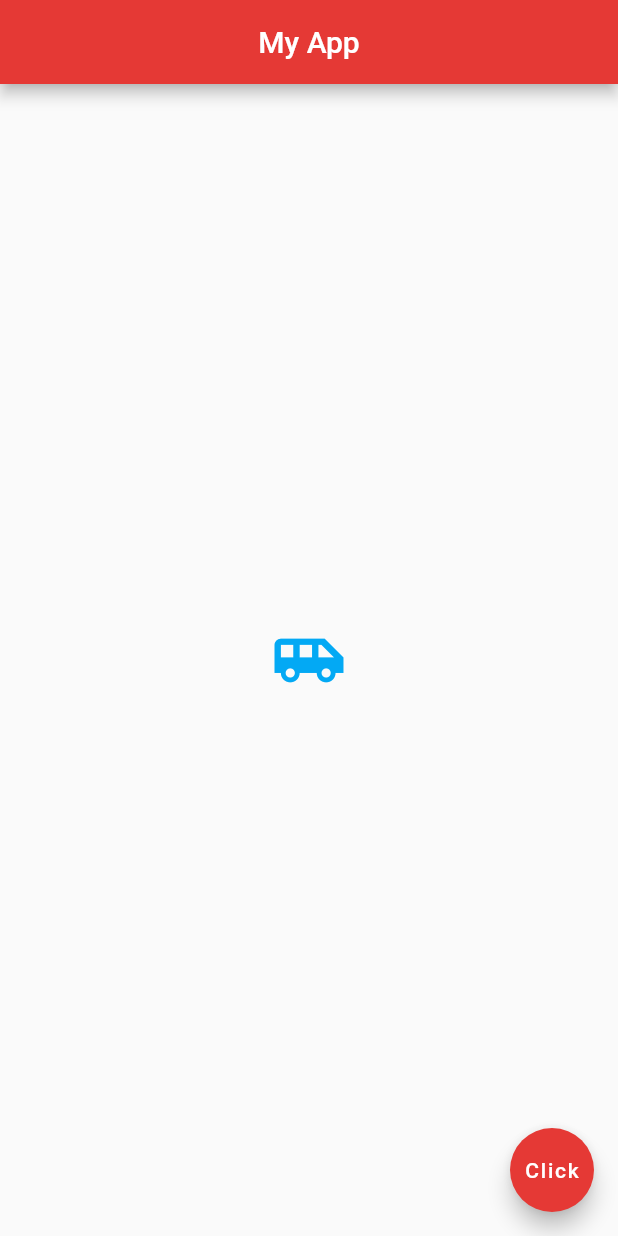
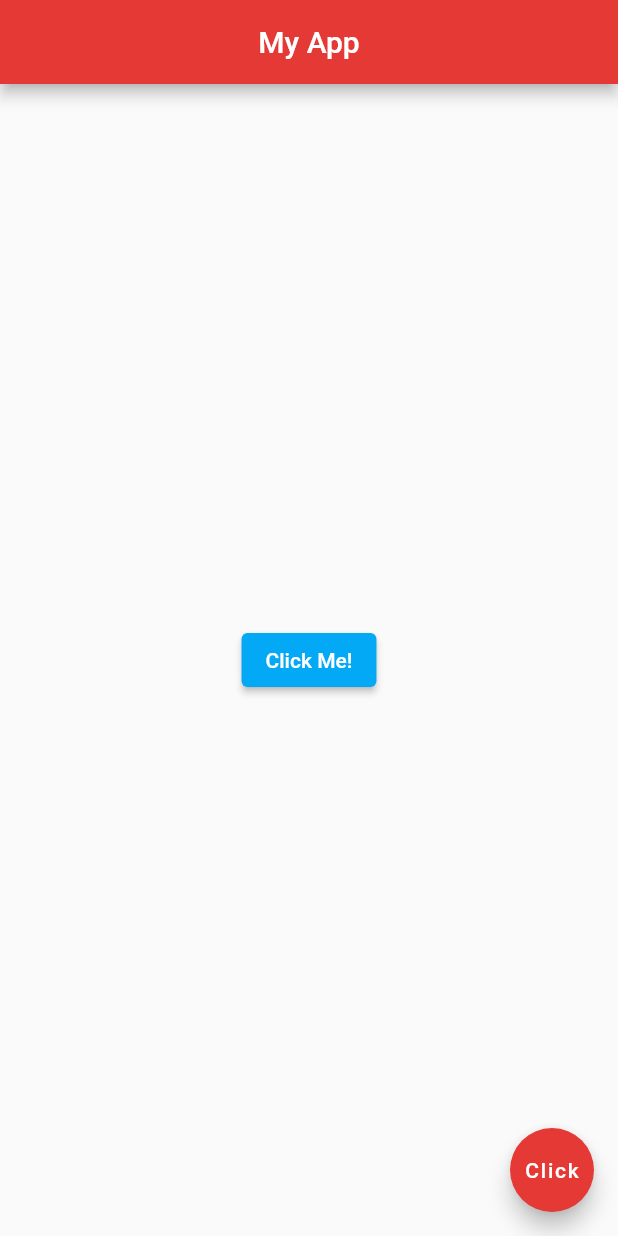
Before and after one commit to katelynmiller2112/flutterBeginnerTutorials, a Flutter app: the screen it shows after launch, on a phone screen of 412 x 824 dp. Run offline on Flutter 3.47's test engine with Material 2 defaults, Android fonts, the light colour scheme and no system bars.

Commit message:
lessson 9 using elevated buttons and on click function

```diff
--- a/lib/main.dart
+++ b/lib/main.dart
@@ -14,10 +14,12 @@ class Home extends StatelessWidget {
         backgroundColor: Colors.red[600],
       ),
       body: Center(
-        child: Icon(
-          Icons.airport_shuttle,
-          color: Colors.lightBlue,
-          size:50.0,
+        child: ElevatedButton(
+          onPressed: () {
+            print('you pressed the button');
+          },
+          child: Text('Click Me!'),
+          style: ElevatedButton.styleFrom(primary: Colors.lightBlue),
         ),
       ),
       floatingActionButton: FloatingActionButton(
```
